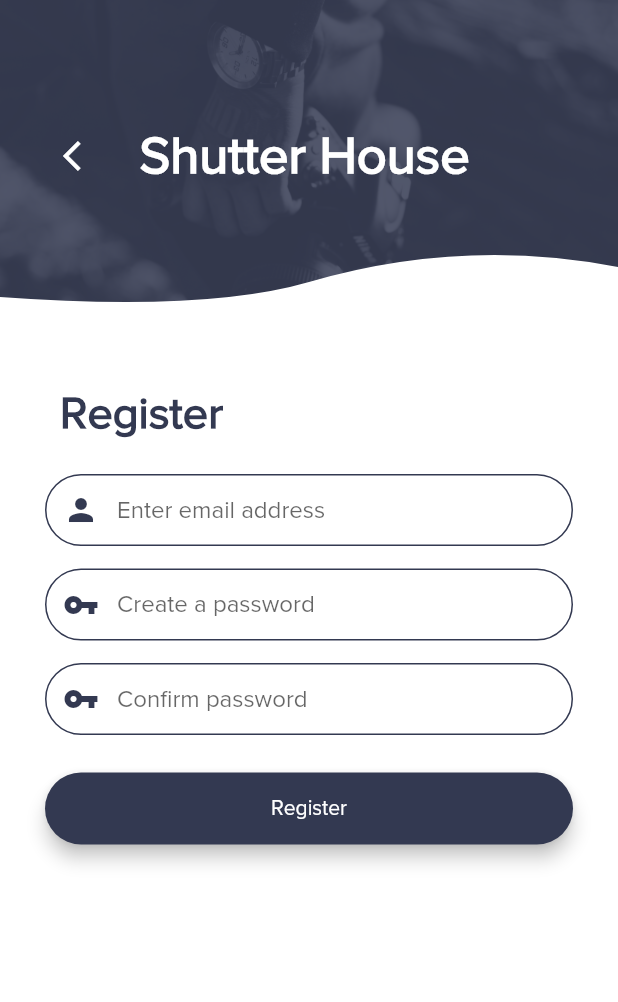
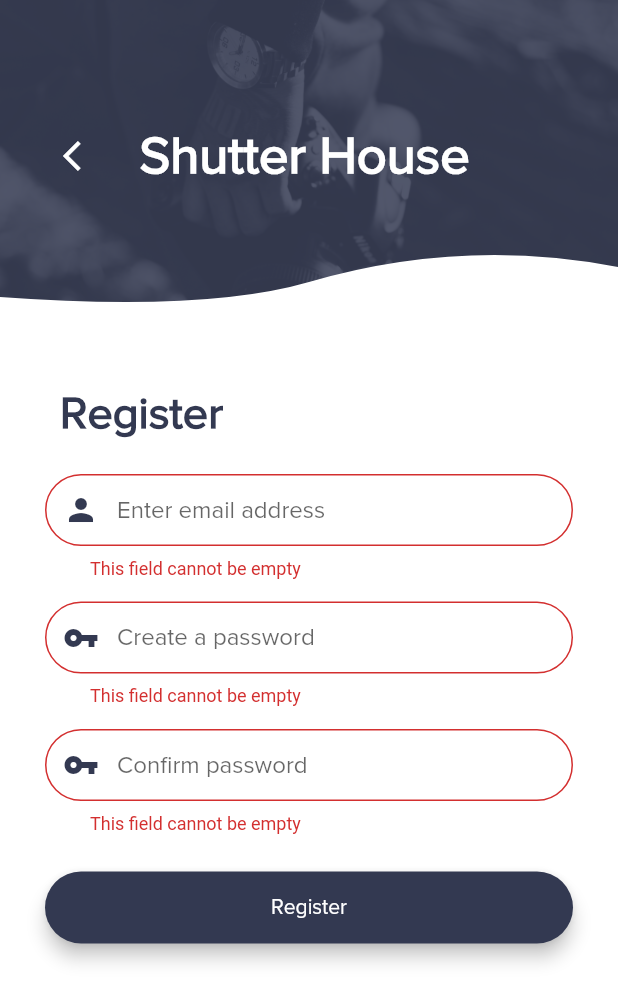
Before and after one commit to harshh3010/ShutterHouse, a Flutter app: the RegistrationScreen screen opened by its route, after a tap on "Register", on a phone screen of 412 x 824 dp. Shown: the top 1002 px of the screen. Run offline on Flutter 3.47's test engine with Material 2 defaults, Android fonts, the phone set to English and light mode, and no system bars; our stand-ins replace firebase_auth, flutter_custom_clippers, modal_progress_hud, rflutter_alert; accounts and stored records are empty.

Commit message:
completed user registration

```diff
--- a/lib/components/text_input_decoration.dart
+++ b/lib/components/text_input_decoration.dart
@@ -1,9 +1,10 @@
 import 'package:flutter/material.dart';
 
 InputDecoration textInputDecoration(
-    {@required Color color, @required String hint,IconData icon}) {
+    {@required Color color, @required String hint,IconData icon,@required bool showError}) {
   return InputDecoration(
     hintText: hint,
+    errorText: showError ? 'This field cannot be empty' : null,
     contentPadding: EdgeInsets.symmetric(horizontal: 30.0, vertical: 10.0),
     border: OutlineInputBorder(
       borderSide: BorderSide(color: color, width: 1.0),
--- a/lib/main.dart
+++ b/lib/main.dart
@@ -1,4 +1,5 @@
 import 'package:flutter/material.dart';
+import 'package:shutterhouse/screens/home_screen.dart';
 import 'package:shutterhouse/screens/login_screen.dart';
 import 'package:shutterhouse/screens/registration_screen.dart';
 import 'package:shutterhouse/screens/welcome_screen.dart';
@@ -18,6 +19,7 @@ class MyApp extends StatelessWidget {
         WelcomeScreen.id : (context) => WelcomeScreen(),
        RegistrationScreen.id : (context) => RegistrationScreen(),
         LoginScreen.id : (context) => LoginScreen(),
+        HomeScreen.id : (context) => HomeScreen(),
       },
     );
   }
--- a/lib/screens/registration_screen.dart
+++ b/lib/screens/registration_screen.dart
@@ -1,15 +1,56 @@
+
+import 'package:firebase_auth/firebase_auth.dart';
 import 'package:flutter/material.dart';
+import 'package:modal_progress_hud/modal_progress_hud.dart';
+import 'package:rflutter_alert/rflutter_alert.dart';
 import 'package:shutterhouse/components/clipped_header.dart';
 import 'package:shutterhouse/components/rounded_button.dart';
 import 'package:shutterhouse/components/text_input_decoration.dart';
+import 'package:shutterhouse/screens/home_screen.dart';
 import 'package:shutterhouse/utilities/constants.dart';
 
-class RegistrationScreen extends StatelessWidget {
+class RegistrationScreen extends StatefulWidget {
   static final String id = 'registration_screen';
+  @override
+  _RegistrationScreenState createState() => _RegistrationScreenState();
+}
+
+class _RegistrationScreenState extends State<RegistrationScreen> {
+  final _auth = FirebaseAuth.instance;
+  String email,password,cnfpassword;
+  bool e = false,p = false,cp = false,_loading = false;
+
+  void showErrorBox(context,String error){
+    Alert(
+      context: context,
+      type: AlertType.error,
+      title: "Error",
+      desc: error,
+      buttons: [
+        DialogButton(
+          child: Text(
+            "Okay",
+            style: TextStyle(color: Colors.white, fontSize: 20),
+          ),
+          onPressed: () => Navigator.pop(context),
+          color: kColorRed,
+          width: 120,
+        )
+      ],
+    ).show();
+  }
+
   @override
   Widget build(BuildContext context) {
     return SafeArea(
       top: false,
+      child: ModalProgressHUD(
+        inAsyncCall: _loading,
+        color: kColorBlue,
+        opacity: 0.5,
+        progressIndicator: CircularProgressIndicator(
+          valueColor: new AlwaysStoppedAnimation<Color>(kColorBlue),
+        ),
         child: Scaffold(
           body: Container(
             color: Colors.white,
@@ -49,9 +90,12 @@ class RegistrationScreen extends StatelessWidget {
                           child: TextField(
                             keyboardType: TextInputType.emailAddress,
                             onChanged: (value) {
-                            // TODO: code
+                              email = value;
+                              setState(() {
+                                e = false;
+                              });
                             },
-                          decoration: textInputDecoration(color: kColorBlue, hint: 'Enter email address',icon : Icons.person),
+                            decoration: textInputDecoration(color: kColorBlue, hint: 'Enter email address',icon : Icons.person,showError: e),
                             style: TextStyle(
                               fontFamily: 'Proxima Nova',
                             ),
@@ -65,9 +109,12 @@ class RegistrationScreen extends StatelessWidget {
                           child: TextField(
                             obscureText: true,
                             onChanged: (value) {
-                            // TODO: code
+                              password = value;
+                              setState(() {
+                                p = false;
+                              });
                             },
-                          decoration: textInputDecoration(color: kColorBlue, hint: 'Create a password',icon : Icons.vpn_key),
+                            decoration: textInputDecoration(color: kColorBlue, hint: 'Create a password',icon : Icons.vpn_key,showError: p),
                             style: TextStyle(
                               fontFamily: 'Proxima Nova',
                             ),
@@ -81,9 +128,12 @@ class RegistrationScreen extends StatelessWidget {
                           child: TextField(
                             obscureText: true,
                             onChanged: (value) {
-                            // TODO: code
+                              setState(() {
+                                cp = false;
+                              });
+                              cnfpassword = value;
                             },
-                          decoration: textInputDecoration(color: kColorBlue, hint: 'Confirm password',icon : Icons.vpn_key),
+                            decoration: textInputDecoration(color: kColorBlue, hint: 'Confirm password',icon : Icons.vpn_key,showError: cp),
                             style: TextStyle(
                               fontFamily: 'Proxima Nova',
                             ),
@@ -97,8 +147,46 @@ class RegistrationScreen extends StatelessWidget {
                           child: RoundedButton(
                             color: kColorBlue,
                             text: 'Register',
-                          onPressed: (){
-                            // Todo : code
+                            onPressed: () async {
+                              if(email != null && password != null && cnfpassword == password){
+                                setState(() {
+                                  _loading = true;
+                                });
+                                try{
+                                  final newUser = await _auth.createUserWithEmailAndPassword(email: email, password: password);
+                                  if(newUser != null){
+                                    Navigator.pushNamed(context, HomeScreen.id);
+                                  }
+                                }catch(e){
+                                  switch(e.code){
+                                    case 'ERROR_WEAK_PASSWORD' :  showErrorBox(context,'Your password must be at least 6 characters long.');
+                                    break;
+                                    case 'ERROR_INVALID_EMAIL' : showErrorBox(context,'Please check the email address you entered.');
+                                    break;
+                                    case 'ERROR_EMAIL_ALREADY_IN_USE' : showErrorBox(context,'The email address you entered is already in use.');
+                                    break;
+                                    default : showErrorBox(context,'An error occurred while registering user. Please try again later.');
+                                  }
+                                }
+                                setState(() {
+                                  _loading = false;
+                                });
+                              }else{
+                                if(email == null)
+                                  setState(() {
+                                    e = true;
+                                  });
+                                if(password == null)
+                                 setState(() {
+                                   p = true;
+                                 });
+                                if(cnfpassword == null)
+                                  setState(() {
+                                    cp = true;
+                                  });
+                                if(cnfpassword != null && cnfpassword != password)
+                                  showErrorBox(context,'The confirmation password did not match with chosen password');
+                              }
                             },
                           ),
                         ),
@@ -110,6 +198,7 @@ class RegistrationScreen extends StatelessWidget {
             ),
           ),
         ),
+      ),
     );
   }
 }
--- a/pubspec.yaml
+++ b/pubspec.yaml
@@ -12,6 +12,11 @@ dependencies:
 
   cupertino_icons: ^0.1.2
   flutter_custom_clippers: ^1.1.1
+  firebase_core: ^0.4.5
+  firebase_auth: ^0.16.1
+  cloud_firestore: ^0.13.7
+  rflutter_alert: ^1.0.3
+  modal_progress_hud: ^0.1.3
 
 dev_dependencies:
   flutter_test:
```
Also changed, not shown: lib/screens/home_screen.dart (added, +14 -0 lines), pubspec.lock, 3 other files. Lines whose indentation alone changed are shown as unchanged.
